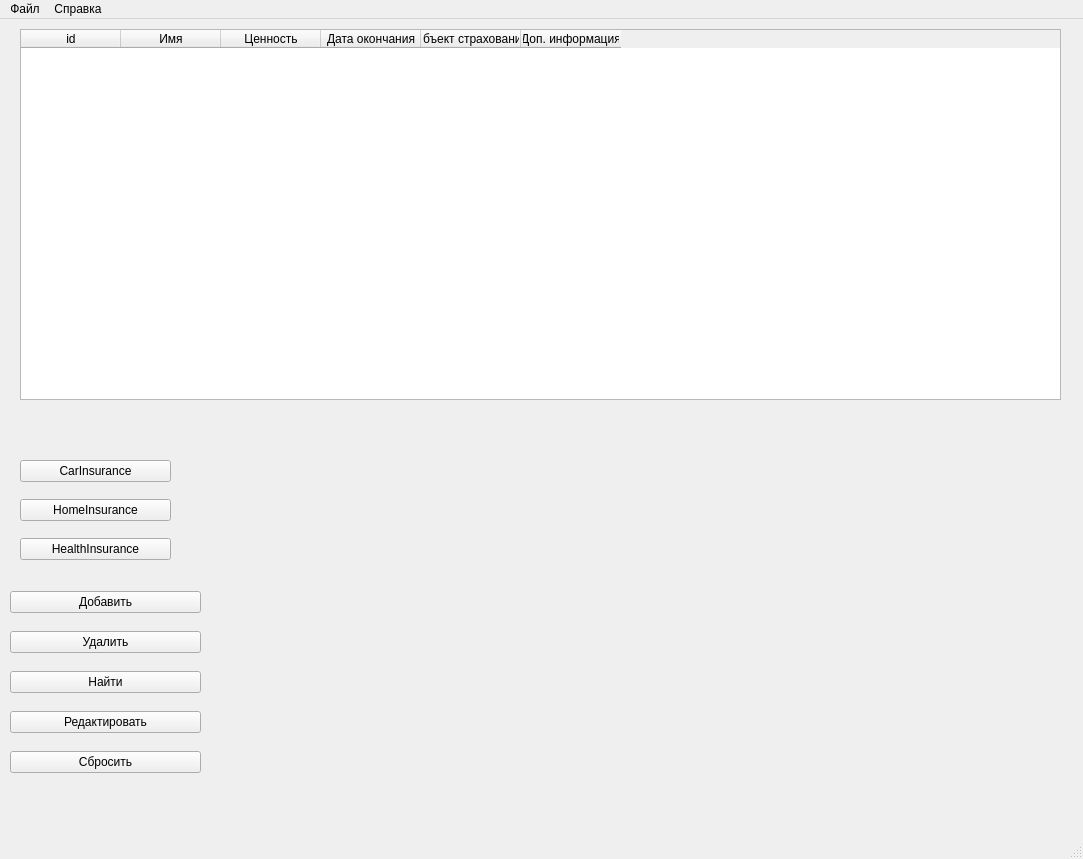
Old version of the form mainwindow.ui in the repository ElPresedente/QT-project.
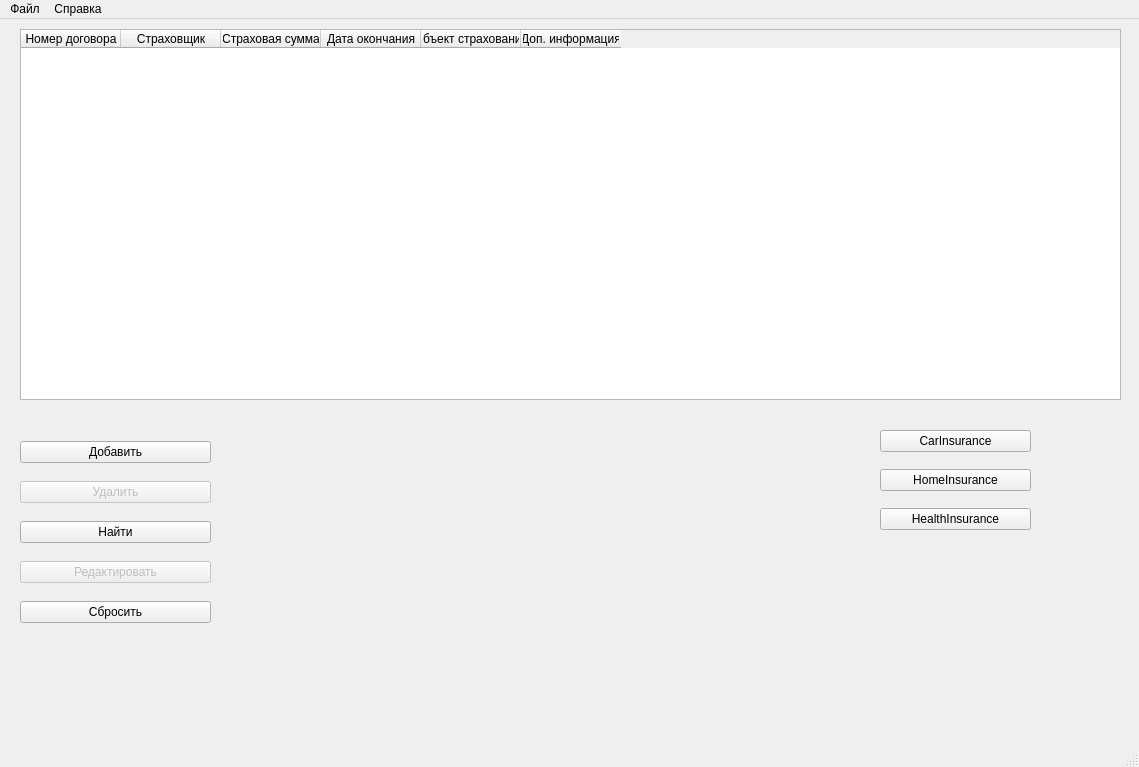
New version of the form.

The edit to the form file:
```diff
--- a/mainwindow.ui
+++ b/mainwindow.ui
@@ -6,8 +6,8 @@
    <rect>
     <x>0</x>
     <y>0</y>
-    <width>1083</width>
-    <height>859</height>
+    <width>1139</width>
+    <height>767</height>
    </rect>
   </property>
   <property name="windowTitle">
@@ -19,7 +19,7 @@
      <rect>
       <x>20</x>
       <y>10</y>
-      <width>1041</width>
+      <width>1101</width>
       <height>371</height>
      </rect>
     </property>
@@ -31,17 +31,17 @@
     </property>
     <column>
      <property name="text">
-      <string>id</string>
+      <string>Номер договора</string>
      </property>
     </column>
     <column>
      <property name="text">
-      <string>Имя</string>
+      <string>Страховщик</string>
      </property>
     </column>
     <column>
      <property name="text">
-      <string>Ценность</string>
+      <string>Страховая сумма</string>
      </property>
     </column>
     <column>
@@ -63,8 +63,8 @@
    <widget class="QWidget" name="verticalLayoutWidget">
     <property name="geometry">
      <rect>
-      <x>20</x>
-      <y>430</y>
+      <x>880</x>
+      <y>400</y>
       <width>151</width>
       <height>122</height>
      </rect>
@@ -100,7 +100,7 @@
     <property name="geometry">
      <rect>
       <x>270</x>
-      <y>440</y>
+      <y>410</y>
       <width>451</width>
       <height>281</height>
      </rect>
@@ -109,8 +109,8 @@
    <widget class="QWidget" name="verticalLayoutWidget_2">
     <property name="geometry">
      <rect>
-      <x>10</x>
-      <y>560</y>
+      <x>20</x>
+      <y>410</y>
       <width>191</width>
       <height>211</height>
      </rect>
@@ -125,6 +125,9 @@
      </item>
      <item>
       <widget class="QPushButton" name="removeButton">
+       <property name="enabled">
+        <bool>false</bool>
+       </property>
        <property name="text">
         <string>Удалить</string>
        </property>
@@ -139,6 +142,9 @@
      </item>
      <item>
       <widget class="QPushButton" name="editButton">
+       <property name="enabled">
+        <bool>false</bool>
+       </property>
        <property name="text">
         <string>Редактировать</string>
        </property>
@@ -159,7 +165,7 @@
     <rect>
      <x>0</x>
      <y>0</y>
-     <width>1083</width>
+     <width>1139</width>
      <height>31</height>
     </rect>
    </property>
```
Left out of the diff: 7 changed lines with no effect on the pictures.
